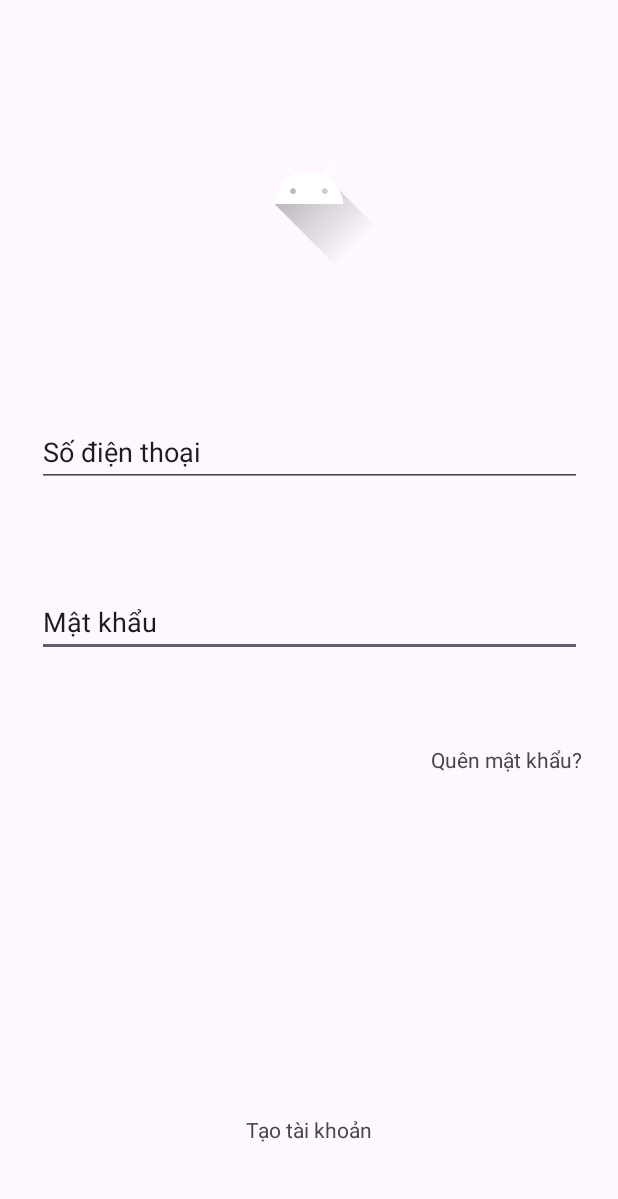
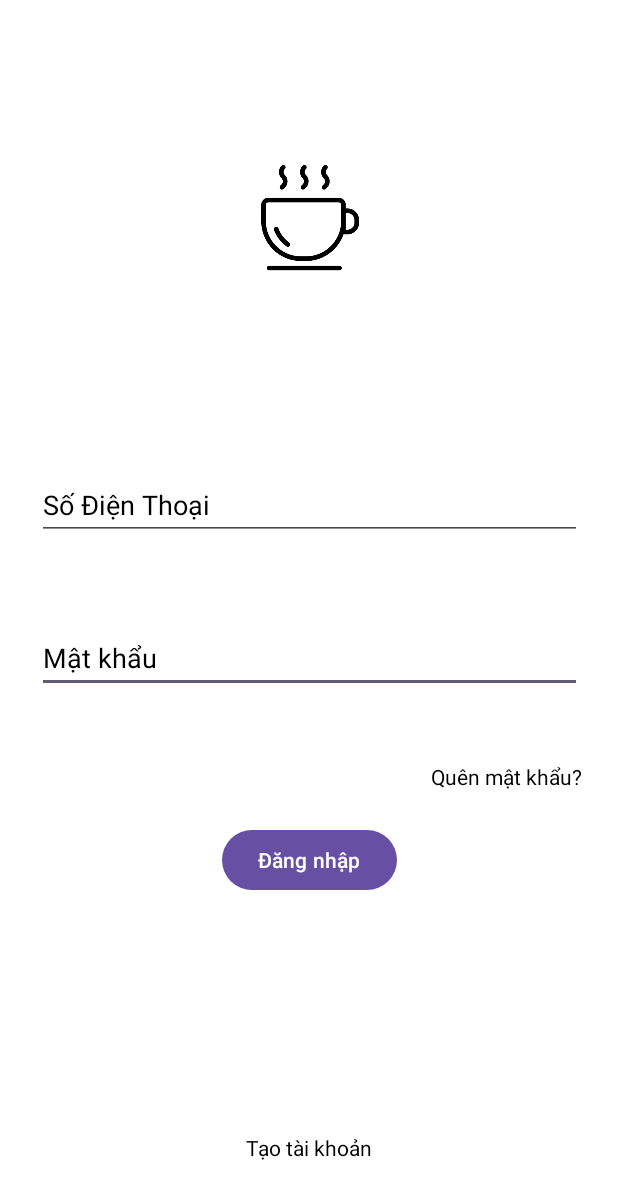
Before and after one commit to anhbaonguyenle/QLquancafe, an Android app: the screen it shows after launch (MainActivity), on a phone screen of 412 x 824 dp. Shown: the top 1199 px of the screen. Run offline under Robolectric (Android 15) with nearby library versions, the phone set to English and light mode, and no system bars.

Commit message:
First setup

```diff
--- a/app/src/main/res/layout/activity_main.xml
+++ b/app/src/main/res/layout/activity_main.xml
@@ -4,6 +4,8 @@
     xmlns:tools="http://schemas.android.com/tools"
     android:layout_width="match_parent"
     android:layout_height="match_parent"
+    android:background="#F3F3F3"
+    android:backgroundTint="#FFFFFF"
     tools:context=".MainActivity">
 
     <EditText
@@ -14,8 +16,12 @@
         android:layout_marginEnd="24dp"
         android:layout_marginBottom="20dp"
         android:ems="10"
+        android:hint="Mật khẩu"
         android:inputType="textPersonName"
-        android:text="Mật khẩu"
+        android:textColor="#000000"
+        android:textColorHighlight="#000000"
+        android:textColorHint="#000000"
+        android:textColorLink="#000000"
         app:layout_constraintBottom_toTopOf="@+id/textView3"
         app:layout_constraintEnd_toEndOf="parent"
         app:layout_constraintStart_toStartOf="parent"
@@ -23,8 +29,8 @@
 
     <ImageView
         android:id="@+id/Logo"
-        android:layout_width="wrap_content"
-        android:layout_height="wrap_content"
+        android:layout_width="100dp"
+        android:layout_height="167dp"
         android:layout_marginStart="151dp"
         android:layout_marginTop="34dp"
         android:layout_marginEnd="152dp"
@@ -33,7 +39,7 @@
         app:layout_constraintEnd_toEndOf="parent"
         app:layout_constraintStart_toStartOf="parent"
         app:layout_constraintTop_toTopOf="parent"
-        app:srcCompat="@drawable/ic_launcher_foreground" />
+        app:srcCompat="@drawable/logo" />
 
     <EditText
         android:id="@+id/editTextTextPersonName"
@@ -43,8 +49,12 @@
         android:layout_marginEnd="24dp"
         android:layout_marginBottom="29dp"
         android:ems="10"
+        android:hint="Số Điện Thoại"
         android:inputType="number"
-        android:text="Số điện thoại"
+        android:textColor="#000000"
+        android:textColorHighlight="#000000"
+        android:textColorHint="#000000"
+        android:textColorLink="#000000"
         app:layout_constraintBottom_toTopOf="@+id/editTextTextPersonName2"
         app:layout_constraintEnd_toEndOf="parent"
         app:layout_constraintStart_toStartOf="parent"
@@ -59,6 +69,9 @@
         android:layout_marginEnd="164dp"
         android:layout_marginBottom="16dp"
         android:text="Tạo tài khoản"
+        android:textColor="#000000"
+        android:textColorHighlight="#000000"
+        android:textColorLink="#000000"
         app:layout_constraintBottom_toBottomOf="parent"
         app:layout_constraintEnd_toEndOf="parent"
         app:layout_constraintStart_toStartOf="parent"
@@ -72,9 +85,25 @@
         android:layout_marginEnd="24dp"
         android:layout_marginBottom="270dp"
         android:text="Quên mật khẩu?"
+        android:textColor="#000000"
+        android:textColorLink="#000000"
         app:layout_constraintBottom_toBottomOf="parent"
         app:layout_constraintEnd_toEndOf="parent"
         app:layout_constraintStart_toStartOf="parent"
         app:layout_constraintTop_toBottomOf="@+id/editTextTextPersonName2" />
 
+    <Button
+        android:id="@+id/button"
+        android:layout_width="wrap_content"
+        android:layout_height="wrap_content"
+        android:layout_marginStart="160dp"
+        android:layout_marginTop="77dp"
+        android:layout_marginEnd="160dp"
+        android:layout_marginBottom="148dp"
+        android:text="Đăng nhập"
+        app:layout_constraintBottom_toTopOf="@+id/textView2"
+        app:layout_constraintEnd_toEndOf="parent"
+        app:layout_constraintStart_toStartOf="parent"
+        app:layout_constraintTop_toBottomOf="@+id/editTextTextPersonName2" />
+
 </androidx.constraintlayout.widget.ConstraintLayout>
```
Also changed, not shown: app/src/main/res/drawable/logo.png (added).
